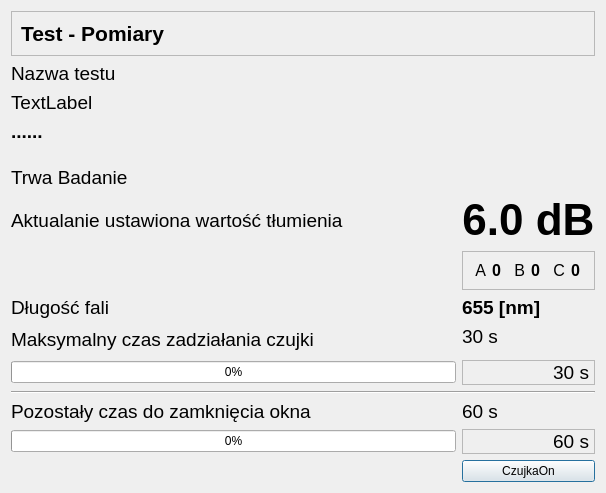
First picture: the form in CzujkiLinioweApp/oknobadaniereakcji6db.ui, repository wiacekmarcin/CzujkiLiniowe, before the edit.
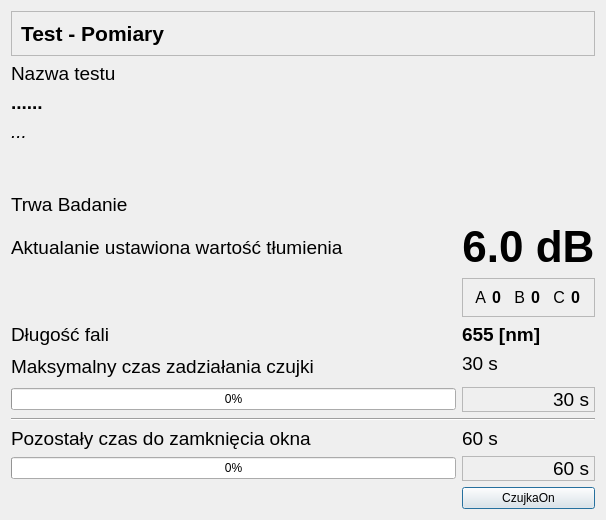
Second picture: the form after the edit.

Commit message: Prawie dzialajacy test na zaleznosc katowa

```diff
--- a/CzujkiLinioweApp/oknobadaniereakcji6db.ui
+++ b/CzujkiLinioweApp/oknobadaniereakcji6db.ui
@@ -7,14 +7,104 @@
     <x>0</x>
     <y>0</y>
     <width>606</width>
-    <height>493</height>
+    <height>520</height>
    </rect>
   </property>
   <property name="windowTitle">
    <string>Test - Badanie kątowe - tłumienie 6dB</string>
   </property>
   <layout class="QGridLayout" name="gridLayout">
-   <item row="8" column="1">
+   <item row="13" column="1">
+    <widget class="QLabel" name="pozostal_czasCzujki">
+     <property name="font">
+      <font>
+       <pointsize>14</pointsize>
+      </font>
+     </property>
+     <property name="frameShape">
+      <enum>QFrame::StyledPanel</enum>
+     </property>
+     <property name="frameShadow">
+      <enum>QFrame::Sunken</enum>
+     </property>
+     <property name="text">
+      <string>30 s</string>
+     </property>
+     <property name="alignment">
+      <set>Qt::AlignRight|Qt::AlignTrailing|Qt::AlignVCenter</set>
+     </property>
+    </widget>
+   </item>
+   <item row="11" column="0" rowspan="2">
+    <widget class="QLabel" name="eCzas">
+     <property name="font">
+      <font>
+       <pointsize>14</pointsize>
+      </font>
+     </property>
+     <property name="text">
+      <string>Maksymalny czas zadziałania czujki</string>
+     </property>
+    </widget>
+   </item>
+   <item row="2" column="0">
+    <widget class="QLabel" name="etestname">
+     <property name="font">
+      <font>
+       <pointsize>14</pointsize>
+      </font>
+     </property>
+     <property name="text">
+      <string>Nazwa testu</string>
+     </property>
+     <property name="alignment">
+      <set>Qt::AlignLeading|Qt::AlignLeft|Qt::AlignVCenter</set>
+     </property>
+    </widget>
+   </item>
+   <item row="6" column="0">
+    <spacer name="verticalSpacer">
+     <property name="orientation">
+      <enum>Qt::Vertical</enum>
+     </property>
+     <property name="sizeHint" stdset="0">
+      <size>
+       <width>20</width>
+       <height>40</height>
+      </size>
+     </property>
+    </spacer>
+   </item>
+   <item row="16" column="1">
+    <widget class="QLabel" name="label_4">
+     <property name="font">
+      <font>
+       <pointsize>14</pointsize>
+      </font>
+     </property>
+     <property name="text">
+      <string>60 s</string>
+     </property>
+    </widget>
+   </item>
+   <item row="18" column="1">
+    <widget class="QPushButton" name="pbTest">
+     <property name="text">
+      <string>CzujkaOn</string>
+     </property>
+    </widget>
+   </item>
+   <item row="17" column="0">
+    <widget class="QProgressBar" name="pbOkna">
+     <property name="maximum">
+      <number>60</number>
+     </property>
+     <property name="value">
+      <number>0</number>
+     </property>
+    </widget>
+   </item>
+   <item row="9" column="1">
     <widget class="QFrame" name="frame_2">
      <property name="frameShape">
       <enum>QFrame::StyledPanel</enum>
@@ -110,130 +200,14 @@
      </layout>
     </widget>
    </item>
-   <item row="12" column="1">
-    <widget class="QLabel" name="pozostal_czasCzujki">
-     <property name="font">
-      <font>
-       <pointsize>14</pointsize>
-      </font>
-     </property>
-     <property name="frameShape">
-      <enum>QFrame::StyledPanel</enum>
-     </property>
-     <property name="frameShadow">
-      <enum>QFrame::Sunken</enum>
-     </property>
-     <property name="text">
-      <string>30 s</string>
-     </property>
-     <property name="alignment">
-      <set>Qt::AlignRight|Qt::AlignTrailing|Qt::AlignVCenter</set>
-     </property>
-    </widget>
-   </item>
-   <item row="15" column="1">
-    <widget class="QLabel" name="label_4">
-     <property name="font">
-      <font>
-       <pointsize>14</pointsize>
-      </font>
-     </property>
-     <property name="text">
-      <string>60 s</string>
-     </property>
-    </widget>
-   </item>
-   <item row="15" column="0">
-    <widget class="QLabel" name="label_3">
-     <property name="font">
-      <font>
-       <pointsize>14</pointsize>
-      </font>
-     </property>
-     <property name="text">
-      <string>Pozostały czas do zamknięcia okna</string>
+   <item row="13" column="0">
+    <widget class="QProgressBar" name="pbCzujki">
+     <property name="value">
+      <number>0</number>
      </property>
     </widget>
    </item>
    <item row="3" column="0">
-    <widget class="QLabel" name="podTestName">
-     <property name="font">
-      <font>
-       <pointsize>14</pointsize>
-      </font>
-     </property>
-     <property name="text">
-      <string>TextLabel</string>
-     </property>
-    </widget>
-   </item>
-   <item row="7" column="1">
-    <widget class="QLabel" name="tlumienie">
-     <property name="font">
-      <font>
-       <pointsize>33</pointsize>
-       <bold>true</bold>
-      </font>
-     </property>
-     <property name="text">
-      <string>6.0 dB</string>
-     </property>
-     <property name="alignment">
-      <set>Qt::AlignCenter</set>
-     </property>
-    </widget>
-   </item>
-   <item row="5" column="0">
-    <spacer name="verticalSpacer">
-     <property name="orientation">
-      <enum>Qt::Vertical</enum>
-     </property>
-     <property name="sizeHint" stdset="0">
-      <size>
-       <width>20</width>
-       <height>40</height>
-      </size>
-     </property>
-    </spacer>
-   </item>
-   <item row="10" column="0" rowspan="2">
-    <widget class="QLabel" name="eCzas">
-     <property name="font">
-      <font>
-       <pointsize>14</pointsize>
-      </font>
-     </property>
-     <property name="text">
-      <string>Maksymalny czas zadziałania czujki</string>
-     </property>
-    </widget>
-   </item>
-   <item row="1" column="0" colspan="2">
-    <widget class="QFrame" name="frame">
-     <property name="frameShape">
-      <enum>QFrame::StyledPanel</enum>
-     </property>
-     <property name="frameShadow">
-      <enum>QFrame::Raised</enum>
-     </property>
-     <layout class="QHBoxLayout" name="horizontalLayout">
-      <item>
-       <widget class="QLabel" name="label_2">
-        <property name="font">
-         <font>
-          <pointsize>16</pointsize>
-          <bold>true</bold>
-         </font>
-        </property>
-        <property name="text">
-         <string>Test - Pomiary</string>
-        </property>
-       </widget>
-      </item>
-     </layout>
-    </widget>
-   </item>
-   <item row="4" column="0" colspan="2">
     <widget class="QLabel" name="testName">
      <property name="font">
       <font>
@@ -246,7 +220,19 @@
      </property>
     </widget>
    </item>
-   <item row="6" column="0" colspan="2">
+   <item row="8" column="0">
+    <widget class="QLabel" name="etlumienie">
+     <property name="font">
+      <font>
+       <pointsize>14</pointsize>
+      </font>
+     </property>
+     <property name="text">
+      <string>Aktualanie ustawiona wartość tłumienia</string>
+     </property>
+    </widget>
+   </item>
+   <item row="7" column="0" colspan="2">
     <widget class="QLabel" name="eBadanie">
      <property name="font">
       <font>
@@ -261,29 +247,7 @@
      </property>
     </widget>
    </item>
-   <item row="7" column="0">
-    <widget class="QLabel" name="etlumienie">
-     <property name="font">
-      <font>
-       <pointsize>14</pointsize>
-      </font>
-     </property>
-     <property name="text">
-      <string>Aktualanie ustawiona wartość tłumienia</string>
-     </property>
-    </widget>
-   </item>
-   <item row="16" column="0">
-    <widget class="QProgressBar" name="pbOkna">
-     <property name="maximum">
-      <number>60</number>
-     </property>
-     <property name="value">
-      <number>0</number>
-     </property>
-    </widget>
-   </item>
-   <item row="9" column="0">
+   <item row="10" column="0">
     <widget class="QLabel" name="efala">
      <property name="font">
       <font>
@@ -295,22 +259,48 @@
      </property>
     </widget>
    </item>
-   <item row="2" column="0">
-    <widget class="QLabel" name="label">
+   <item row="4" column="0">
+    <widget class="QLabel" name="podTestName">
      <property name="font">
       <font>
        <pointsize>14</pointsize>
+       <italic>true</italic>
       </font>
      </property>
      <property name="text">
-      <string>Nazwa testu</string>
+      <string>...</string>
+     </property>
+    </widget>
+   </item>
+   <item row="16" column="0">
+    <widget class="QLabel" name="label_3">
+     <property name="font">
+      <font>
+       <pointsize>14</pointsize>
+      </font>
+     </property>
+     <property name="text">
+      <string>Pozostały czas do zamknięcia okna</string>
+     </property>
+    </widget>
+   </item>
+   <item row="8" column="1">
+    <widget class="QLabel" name="tlumienie">
+     <property name="font">
+      <font>
+       <pointsize>33</pointsize>
+       <bold>true</bold>
+      </font>
+     </property>
+     <property name="text">
+      <string>6.0 dB</string>
      </property>
      <property name="alignment">
-      <set>Qt::AlignLeading|Qt::AlignLeft|Qt::AlignVCenter</set>
+      <set>Qt::AlignCenter</set>
      </property>
     </widget>
    </item>
-   <item row="9" column="1">
+   <item row="10" column="1">
     <widget class="QLabel" name="dlugoscFali">
      <property name="font">
       <font>
@@ -323,55 +313,66 @@
      </property>
     </widget>
    </item>
-   <item row="13" column="0" colspan="2">
+   <item row="11" column="1">
+    <widget class="QLabel" name="czasCzujki">
+     <property name="font">
+      <font>
+       <pointsize>14</pointsize>
+      </font>
+     </property>
+     <property name="text">
+      <string>30 s</string>
+     </property>
+    </widget>
+   </item>
+   <item row="14" column="0" colspan="2">
     <widget class="Line" name="line_2">
      <property name="orientation">
       <enum>Qt::Horizontal</enum>
      </property>
     </widget>
    </item>
-   <item row="10" column="1">
-    <widget class="QLabel" name="czasCzujki">
-     <property name="font">
-      <font>
-       <pointsize>14</pointsize>
-      </font>
-     </property>
-     <property name="text">
-      <string>30 s</string>
-     </property>
-    </widget>
-   </item>
-   <item row="16" column="1">
-    <widget class="QLabel" name="pozostaly_czasokna">
-     <property name="font">
-      <font>
-       <pointsize>14</pointsize>
-      </font>
-     </property>
-     <property name="frameShape">
-      <enum>QFrame::StyledPanel</enum>
-     </property>
-     <property name="text">
-      <string>60 s</string>
-     </property>
-     <property name="alignment">
-      <set>Qt::AlignRight|Qt::AlignTrailing|Qt::AlignVCenter</set>
-     </property>
-    </widget>
-   </item>
-   <item row="12" column="0">
-    <widget class="QProgressBar" name="pbCzujki">
-     <property name="value">
-      <number>0</number>
-     </property>
-    </widget>
-   </item>
    <item row="17" column="1">
-    <widget class="QPushButton" name="pbTest">
+    <widget class="QLabel" name="pozostaly_czasokna">
+     <property name="font">
+      <font>
+       <pointsize>14</pointsize>
+      </font>
+     </property>
+     <property name="frameShape">
+      <enum>QFrame::StyledPanel</enum>
+     </property>
      <property name="text">
-      <string>CzujkaOn</string>
+      <string>60 s</string>
      </property>
+     <property name="alignment">
+      <set>Qt::AlignRight|Qt::AlignTrailing|Qt::AlignVCenter</set>
+     </property>
+    </widget>
+   </item>
+   <item row="1" column="0" colspan="2">
+    <widget class="QFrame" name="frame">
+     <property name="frameShape">
+      <enum>QFrame::StyledPanel</enum>
+     </property>
+     <property name="frameShadow">
+      <enum>QFrame::Raised</enum>
+     </property>
+     <layout class="QHBoxLayout" name="horizontalLayout">
+      <item>
+       <widget class="QLabel" name="label_2">
+        <property name="font">
+         <font>
+          <pointsize>16</pointsize>
+          <bold>true</bold>
+         </font>
+        </property>
+        <property name="text">
+         <string>Test - Pomiary</string>
+        </property>
+       </widget>
+      </item>
+     </layout>
     </widget>
    </item>
   </layout>
```
The commit also changes 25 other files.
